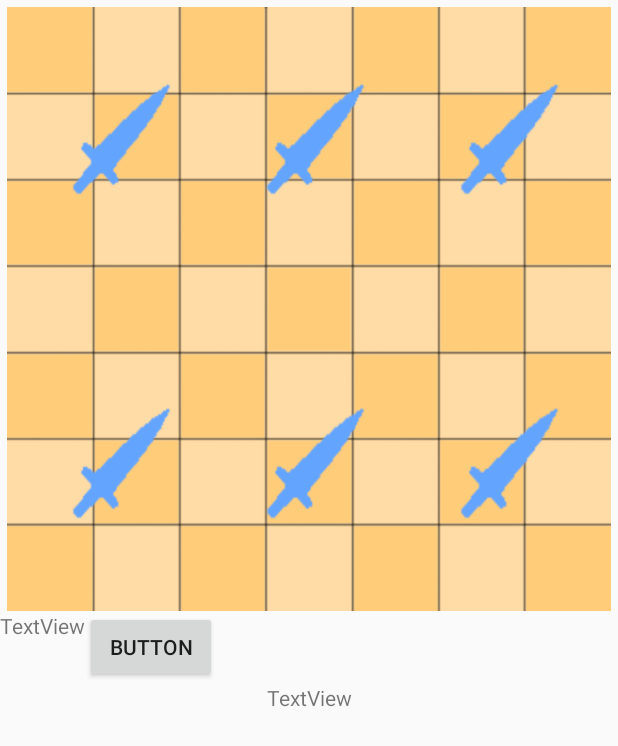
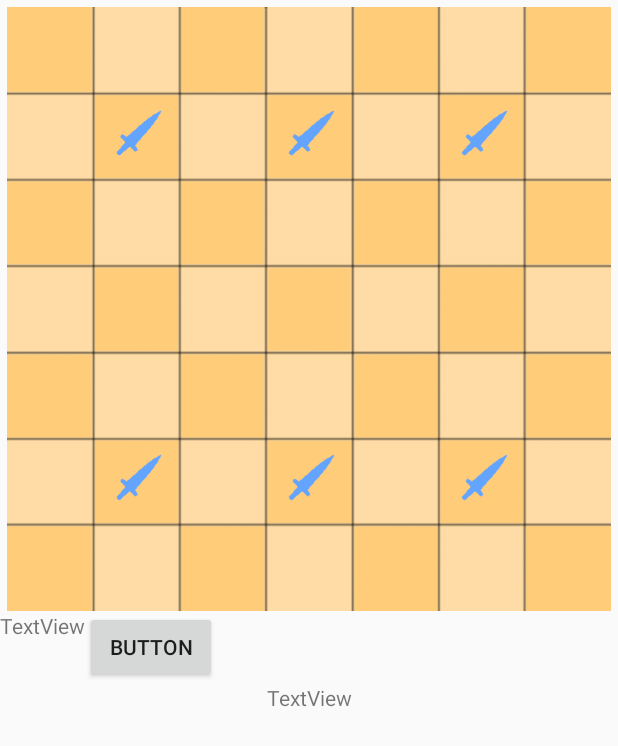
Before and after one commit to CowByte-Games/Spellshade, an Android app: the GameActivity screen opened directly, with no data from a screen before it, on a phone screen of 412 x 824 dp. Shown: the top 746 px of the screen. Run offline under Robolectric (Android 15) with nearby library versions, the phone set to English and light mode, and no system bars.

Commit message:
move board render to board class and fix piece image size

```diff
--- a/app/src/main/java/com/cowbytegames/spellshade/Activities/GameActivity.kt
+++ b/app/src/main/java/com/cowbytegames/spellshade/Activities/GameActivity.kt
@@ -11,8 +11,6 @@ import androidx.constraintlayout.widget.ConstraintLayout
 import androidx.constraintlayout.widget.ConstraintSet
 import androidx.gridlayout.widget.GridLayout
 import com.cowbytegames.spellshade.Game.Board
-import com.cowbytegames.spellshade.Game.Pieces.Warrior
-import com.cowbytegames.spellshade.Game.Pieces.Witch
 import com.cowbytegames.spellshade.R
 
 class GameActivity : ComponentActivity() {
@@ -96,11 +94,11 @@ class GameActivity : ComponentActivity() {
 
     private fun renderLayout() {
         setContentView(R.layout.activity_game)
-        renderBoard()
+        renderBoardBackground()
         renderPieces()
     }
 
-    private fun renderBoard() {
+    private fun renderBoardBackground() {
         val boardView = findViewById<View>(R.id.board)
         val rootView = findViewById<ViewGroup>(R.id.root_view)
 
@@ -138,29 +136,8 @@ class GameActivity : ComponentActivity() {
 
     private fun renderPieces() {
         val gridLayout = findViewById<GridLayout>(R.id.board_grid)
+        val boardView = findViewById<ImageView>(R.id.board)
 
-//        for (i in 0 until gridLayout.childCount) {
-//            val imageView = gridLayout.getChildAt(i) as ImageView
-////            imageView.setImageResource(R.drawable.)
-//        }
-        for (i in 0 until 7) {
-            for (j in 0 until 7) {
-                // Calculate the index for GridLayout
-                val index = i * 7 + j
-
-                // Get the corresponding ImageView from GridLayout
-                val imageView = gridLayout.getChildAt(index) as ImageView
-
-                // Get the piece at the current board position
-                val piece = board.get(i,j)
-
-                // Set the image for the ImageView based on the piece
-                if (piece is Warrior) {
-                    imageView.setImageResource(R.drawable.blue_warrior)
-                } else if (piece is Witch) {
-                    imageView.setImageResource(R.drawable.blue_witch)  // Assuming empty_square is a placeholder image
-                }
-            }
-        }
+        board.renderBoard(gridLayout, boardView)
     }
 }
--- a/app/src/main/java/com/cowbytegames/spellshade/Game/Board.kt
+++ b/app/src/main/java/com/cowbytegames/spellshade/Game/Board.kt
@@ -1,7 +1,13 @@
 package com.cowbytegames.spellshade.Game
 
+import android.view.View
+import android.widget.ImageView
+import androidx.gridlayout.widget.GridLayout
 import com.cowbytegames.spellshade.Game.Pieces.Common.Piece
 import com.cowbytegames.spellshade.Game.Pieces.Warrior
+import com.cowbytegames.spellshade.Game.Pieces.Witch
+import com.cowbytegames.spellshade.R
+import kotlin.math.ceil
 
 class Board {
     val board: Array<Array<Piece?>> =  Array(7) { arrayOfNulls<Piece>(7) }
@@ -19,4 +25,28 @@ class Board {
     fun get(row: Int, col: Int): Piece? {
         return board.getOrNull(row)?.getOrNull(col)
     }
+
+    fun renderBoard(gridLayout: GridLayout, boardView: ImageView) {
+        for (i in 0 until 7) {
+            for (j in 0 until 7) {
+                val index = i * 7 + j
+
+                val imageView = gridLayout.getChildAt(index) as ImageView
+
+                val size = ceil(boardView.width/7.0).toInt()
+                val layoutParams = imageView.layoutParams
+                layoutParams.width = size
+                layoutParams.height = size
+                imageView.layoutParams = layoutParams
+
+                val piece = board[i][j]
+
+                if (piece is Warrior) {
+                    imageView.setImageResource(R.drawable.blue_warrior)
+                } else if (piece is Witch) {
+                    imageView.setImageResource(R.drawable.blue_witch)
+                }
+            }
+        }
+    }
 }
```
